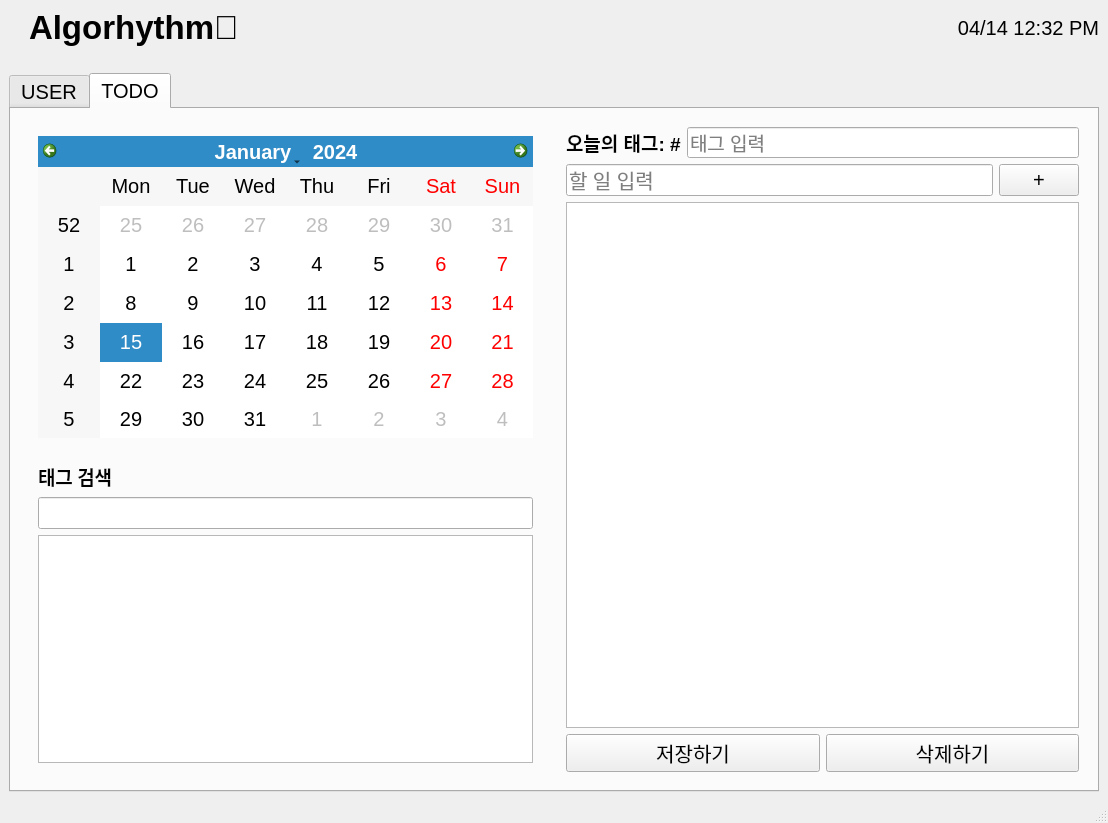
First picture: the form in Algorhythm/algorhythm.ui, repository MIN60/Algorhythm, before the edit.
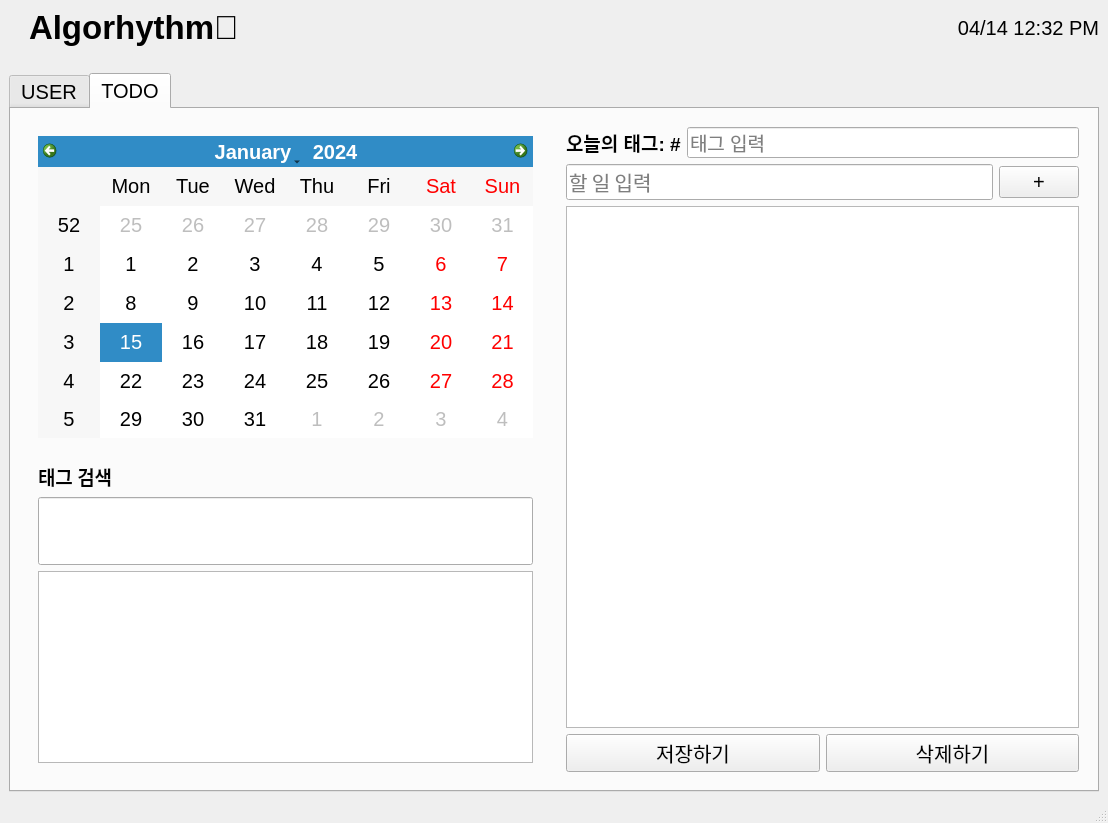
Second picture: the form after the edit.

Commit message: Chore/#21: Change font size

```diff
--- a/Algorhythm/algorhythm.ui
+++ b/Algorhythm/algorhythm.ui
@@ -65,6 +65,18 @@
     </item>
     <item>
      <widget class="QTabWidget" name="tabWidget">
+      <property name="sizePolicy">
+       <sizepolicy hsizetype="Expanding" vsizetype="Expanding">
+        <horstretch>0</horstretch>
+        <verstretch>0</verstretch>
+       </sizepolicy>
+      </property>
+      <property name="minimumSize">
+       <size>
+        <width>0</width>
+        <height>0</height>
+       </size>
+      </property>
       <property name="font">
        <font>
         <pointsize>15</pointsize>
@@ -140,10 +152,29 @@
                </widget>
               </item>
               <item>
-               <widget class="QLineEdit" name="tag_input"/>
+               <widget class="QLineEdit" name="tag_input">
+                <property name="sizePolicy">
+                 <sizepolicy hsizetype="Expanding" vsizetype="Expanding">
+                  <horstretch>0</horstretch>
+                  <verstretch>0</verstretch>
+                 </sizepolicy>
+                </property>
+                <property name="font">
+                 <font>
+                  <family>Noto Sans KR</family>
+                  <pointsize>15</pointsize>
+                 </font>
+                </property>
+               </widget>
               </item>
               <item>
                <widget class="QListWidget" name="tag_search_result">
+                <property name="font">
+                 <font>
+                  <family>Noto Sans KR</family>
+                  <pointsize>15</pointsize>
+                 </font>
+                </property>
                 <property name="alternatingRowColors">
                  <bool>true</bool>
                 </property>
@@ -200,6 +231,24 @@
             <layout class="QHBoxLayout" name="inputLayout">
              <item>
               <widget class="QLineEdit" name="lineEditTask">
+               <property name="sizePolicy">
+                <sizepolicy hsizetype="Expanding" vsizetype="Preferred">
+                 <horstretch>0</horstretch>
+                 <verstretch>0</verstretch>
+                </sizepolicy>
+               </property>
+               <property name="minimumSize">
+                <size>
+                 <width>0</width>
+                 <height>0</height>
+                </size>
+               </property>
+               <property name="font">
+                <font>
+                 <family>Noto Sans KR</family>
+                 <pointsize>15</pointsize>
+                </font>
+               </property>
                <property name="placeholderText">
                 <string>할 일 입력</string>
                </property>
@@ -207,6 +256,12 @@
              </item>
              <item>
               <widget class="QPushButton" name="pushButtonAdd">
+               <property name="minimumSize">
+                <size>
+                 <width>40</width>
+                 <height>0</height>
+                </size>
+               </property>
                <property name="autoFillBackground">
                 <bool>false</bool>
                </property>
@@ -218,7 +273,14 @@
             </layout>
            </item>
            <item>
-            <widget class="QListWidget" name="listWidgetTasks"/>
+            <widget class="QListWidget" name="listWidgetTasks">
+             <property name="font">
+              <font>
+               <family>Noto Sans KR</family>
+               <pointsize>15</pointsize>
+              </font>
+             </property>
+            </widget>
            </item>
            <item>
             <layout class="QHBoxLayout" name="bottomButtonLayout">
```
The commit also changes 3 other files.
